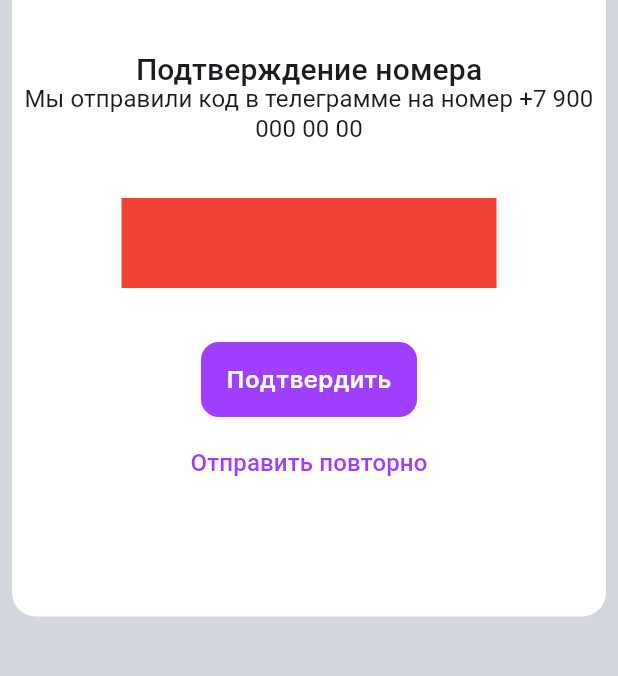
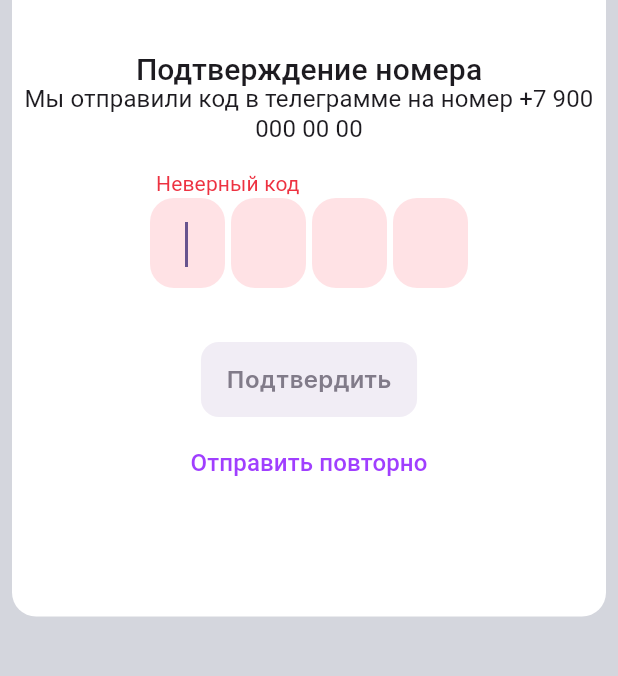
Before and after one commit to VennyS/login_page, a Flutter app: the ConfirmPage screen opened directly, after a tap on "Подтвердить", on a phone screen of 412 x 824 dp, the part 216-892 px from its top. Run offline on Flutter 3.47's test engine with Material 3 defaults, Android fonts, the phone set to English and light mode, and no system bars; our stand-ins replace flutter_svg.

Commit message:
Реализовал изменение состояний при работе с кодом

```diff
--- /dev/null
+++ b/lib/components/code_form.dart
@@ -0,0 +1,103 @@
+import 'package:flutter/material.dart';
+
+class CodeInputWidget extends StatefulWidget {
+  final int codeLength;
+  final ValueChanged<String> onCodeEntered;
+  final Color? accentColor;
+
+  const CodeInputWidget({
+    super.key,
+    this.codeLength = 4,
+    required this.onCodeEntered,
+    this.accentColor,
+  });
+
+  @override
+  CodeInputWidgetState createState() => CodeInputWidgetState();
+}
+
+class CodeInputWidgetState extends State<CodeInputWidget> {
+  late List<FocusNode> focusNodes;
+  late List<TextEditingController> controllers;
+
+  @override
+  void initState() {
+    super.initState();
+    focusNodes = List.generate(widget.codeLength, (_) => FocusNode());
+    controllers =
+        List.generate(widget.codeLength, (_) => TextEditingController());
+  }
+
+  @override
+  void dispose() {
+    for (var controller in controllers) {
+      controller.dispose();
+    }
+    for (var focusNode in focusNodes) {
+      focusNode.dispose();
+    }
+    super.dispose();
+  }
+
+  void clearCode() {
+    for (var controller in controllers) {
+      controller.clear();
+    }
+    focusNodes[0].requestFocus();
+  }
+
+  void nextField(String value, int index) {
+    if (value.length == 1) {
+      if (index < widget.codeLength - 1) {
+        FocusScope.of(context).requestFocus(focusNodes[index + 1]);
+      } else {
+        FocusScope.of(context).unfocus();
+        final code = controllers.map((controller) => controller.text).join();
+        widget.onCodeEntered(code);
+      }
+    } else if (value.isEmpty) {
+      if (index > 0) {
+        FocusScope.of(context).requestFocus(focusNodes[index - 1]);
+      }
+    }
+  }
+
+  @override
+  Widget build(BuildContext context) {
+    return Row(
+      mainAxisAlignment: MainAxisAlignment.center,
+      mainAxisSize: MainAxisSize.min,
+      children: List.generate(widget.codeLength, (index) {
+        return Padding(
+          padding: const EdgeInsets.symmetric(horizontal: 2.0),
+          child: SizedBox(
+            width: 50,
+            height: 60,
+            child: TextField(
+              controller: controllers[index],
+              focusNode: focusNodes[index],
+              textAlign: TextAlign.center,
+              style: const TextStyle(
+                fontSize: 20,
+                fontFamily: 'Inter',
+                fontWeight: FontWeight.w600,
+              ),
+              keyboardType: TextInputType.number,
+              maxLength: 1,
+              decoration: InputDecoration(
+                filled: true,
+                fillColor: widget.accentColor ?? const Color(0xFFF1EDF5),
+                counterText: '',
+                border: OutlineInputBorder(
+                  borderRadius: BorderRadius.circular(16),
+                  borderSide: BorderSide.none,
+                ),
+              ),
+              onChanged: (value) => nextField(value, index),
+            ),
+          ),
+        );
+      }),
+    );
+  }
+}
--- a/lib/components/custom_button.dart
+++ b/lib/components/custom_button.dart
@@ -3,12 +3,13 @@ import 'package:flutter_svg/flutter_svg.dart';
 
 enum CustomButtonVariants { primary, secondary, terciary }
 
-class CustomButton extends StatelessWidget {
+class CustomButtonWidget extends StatelessWidget {
   final String text;
   final CustomButtonVariants variant;
   final SvgPicture? leftSvg;
   final SvgPicture? rightSvg;
   final Color? accentColor;
+  final Color? textColor;
   final bool showText;
   final bool showLeftSvg;
   final bool showRightSvg;
@@ -17,7 +18,7 @@ class CustomButton extends StatelessWidget {
   final double? height;
   final double radius;
 
-  const CustomButton({
+  const CustomButtonWidget({
     super.key,
     required this.variant,
     required this.onPressed,
@@ -25,6 +26,7 @@ class CustomButton extends StatelessWidget {
     this.leftSvg,
     this.rightSvg,
     this.accentColor,
+    this.textColor,
     this.width,
     this.height,
     this.radius = 12,
@@ -80,7 +82,7 @@ class CustomButton extends StatelessWidget {
     );
   }
 
-  List<Widget> _buildChildren(Color textColor) {
+  List<Widget> _buildChildren(Color colorOfText) {
     List<Widget> children = [];
 
     if (showLeftSvg && leftSvg != null) {
@@ -93,7 +95,7 @@ class CustomButton extends StatelessWidget {
         Text(
           text,
           style: TextStyle(
-            color: textColor,
+            color: textColor ?? colorOfText,
             fontFamily: 'Inter',
             fontWeight: FontWeight.w600,
             fontSize: 16,
--- a/lib/screens/confirm.dart
+++ b/lib/screens/confirm.dart
@@ -1,9 +1,22 @@
 import 'package:flutter/material.dart';
 import 'package:flutter_svg/flutter_svg.dart';
+import 'package:login_page/components/code_form.dart';
 import 'package:login_page/components/custom_button.dart';
 
-class ConfirmPage extends StatelessWidget {
+class ConfirmPage extends StatefulWidget {
   const ConfirmPage({super.key});
+
+  @override
+  _ConfirmPageState createState() => _ConfirmPageState();
+}
+
+class _ConfirmPageState extends State<ConfirmPage> {
+  late int enteredCode = 0;
+  late bool isCodeCorrect = true;
+  late bool isCodeValid = false;
+
+  final GlobalKey<CodeInputWidgetState> _codeInputKey =
+      GlobalKey<CodeInputWidgetState>();
 
   @override
   Widget build(BuildContext context) {
@@ -11,6 +24,7 @@ class ConfirmPage extends StatelessWidget {
       backgroundColor: const Color(0xFFD4D6DD),
       body: Padding(
         padding: const EdgeInsets.symmetric(horizontal: 8, vertical: 32),
+        child: SingleChildScrollView(
           child: Container(
             decoration: BoxDecoration(
               borderRadius: BorderRadius.circular(16),
@@ -21,22 +35,25 @@ class ConfirmPage extends StatelessWidget {
               child: Column(
                 mainAxisSize: MainAxisSize.min,
                 children: [
-                    topPart(context),
+                  _topPart(context),
                   const SizedBox(height: 36),
-                    codeFormPart(),
+                  _codeFormPart(),
                   const SizedBox(height: 32),
                 ],
               ),
-              )),
-        ));
+            ),
+          ),
+        ),
+      ),
+    );
   }
 
-  Widget topPart(BuildContext context) {
+  Widget _topPart(BuildContext context) {
     return Column(
       children: [
         Align(
           alignment: Alignment.centerLeft,
-          child: CustomButton(
+          child: CustomButtonWidget(
             variant: CustomButtonVariants.primary,
             onPressed: () {
               Navigator.pop(context);
@@ -62,83 +79,135 @@ class ConfirmPage extends StatelessWidget {
     );
   }
 
-  Widget codeFormPart() {
+  void onCodeEntered(String code) {
+    setState(() {
+      enteredCode = int.parse(code);
+      isCodeValid = isFourDigitNumber(enteredCode);
+    });
+  }
+
+  Widget _codeFormPart() {
     return Column(
       children: [
-        sectionTitle("Подтверждение номера"),
-        sectionSubtitle(
+        _sectionTitle("Подтверждение номера"),
+        _sectionSubtitle(
             "Мы отправили код в телеграмме на номер +7 900 000 00 00"),
         const SizedBox(height: 36),
-        Container(
-          height: 60,
-          width: 250,
-          color: Colors.red,
+        Stack(
+          clipBehavior: Clip.none,
+          children: [
+            CodeInputWidget(
+              key: _codeInputKey,
+              onCodeEntered: onCodeEntered,
+              accentColor: isCodeCorrect
+                  ? const Color(0xFFF1EDF5)
+                  : const Color(0xFFFFE2E5),
             ),
-        const SizedBox(
-          height: 36,
+            if (!isCodeCorrect)
+              const Positioned(
+                left: -2,
+                top: -20, // Adjust as needed for exact alignment
+                child: Align(
+                  alignment: Alignment.topCenter,
+                  child: Padding(
+                    padding: EdgeInsets.only(
+                        left: 8.0), // Adjust for padding if needed
+                    child: Text(
+                      "Неверный код",
+                      style: TextStyle(
+                        fontFamily: 'Roboto',
+                        fontWeight: FontWeight.w400,
+                        fontSize: 14,
+                        height: 20 / 14,
+                        letterSpacing: 0.1,
+                        color: Color(0xFFED3241),
                       ),
-        sendAgain(),
+                    ),
+                  ),
+                ),
+              ),
+          ],
+        ),
+        const SizedBox(height: 36),
+        _sendAgain(),
       ],
     );
   }
 
-  Widget sendAgain() {
+  bool isFourDigitNumber(int number) {
+    String numberStr = number.toString();
+    return numberStr.length == 4;
+  }
+
+  Widget _sendAgain() {
     return Column(
       children: [
-        CustomButton(
+        CustomButtonWidget(
           variant: CustomButtonVariants.primary,
-          onPressed: () => print("Enter click"),
+          onPressed: () => onClickAccept(enteredCode),
           text: "Подтвердить",
-          accentColor: const Color(0xFFA03FFF),
+          textColor: isCodeValid ? null : const Color(0xFF817B89),
+          accentColor:
+              isCodeValid ? const Color(0xFFA03FFF) : const Color(0xFFF1EDF5),
         ),
         const SizedBox(height: 24),
         GestureDetector(
-          child:
-              sectionText("Отправить повторно", color: const Color(0xFFA03FFF)),
+          child: _sectionText("Отправить повторно",
+              color: const Color(0xFFA03FFF)),
           onTap: () => print("Send again click"),
-        )
+        ),
       ],
     );
   }
 
-  Widget botIsntRunning() {
+  void onClickAccept(int code) {
+    setState(() {
+      isCodeCorrect = code == 1234;
+      _codeInputKey.currentState?.clearCode();
+      if (!isCodeCorrect) {
+        isCodeValid = false;
+      }
+    });
+  }
+
+  Widget _botIsntRunning() {
     return Column(
       children: [
-        sectionTitle("Бот не запущен"),
+        _sectionTitle("Бот не запущен"),
         const SizedBox(height: 16),
-        sectionSubtitle(
+        _sectionSubtitle(
             "Вы будете перенаправлены в Телеграм к нашему боту “Gymapp.Бот”. После нажмите “Старт” и следуйте инструкциям."),
         const SizedBox(height: 36),
-        CustomButton(
+        CustomButtonWidget(
           variant: CustomButtonVariants.primary,
           onPressed: () => print("Link to telegram click"),
           text: "Перейти в telegram",
           leftSvg: SvgPicture.asset("assets/svgs/telegram_logo.svg"),
           showLeftSvg: true,
           accentColor: const Color(0xFF006FFD),
-        )
+        ),
       ],
     );
   }
 
-  Widget codeExpired() {
+  Widget _codeExpired() {
     return Column(
       children: [
-        sectionTitle("Подтверждение номера"),
+        _sectionTitle("Подтверждение номера"),
         const SizedBox(height: 16),
-        sectionSubtitle("Срок действия кода истёк."),
+        _sectionSubtitle("Срок действия кода истёк."),
         const SizedBox(height: 36),
-        CustomButton(
+        CustomButtonWidget(
           variant: CustomButtonVariants.primary,
           onPressed: () => print("Send again click"),
           text: "Отправить новый код",
           accentColor: const Color(0xFFA03FFF),
-        )
+        ),
       ],
     );
   }
 
-  Widget sectionTitle(String text) {
+  Widget _sectionTitle(String text) {
     return Text(
       text,
       style: const TextStyle(
@@ -151,7 +220,7 @@ class ConfirmPage extends StatelessWidget {
     );
   }
 
-  Widget sectionSubtitle(String text) {
+  Widget _sectionSubtitle(String text) {
     return Text(
       text,
       style: const TextStyle(
@@ -165,7 +234,7 @@ class ConfirmPage extends StatelessWidget {
     );
   }
 
-  Widget sectionText(String text, {Color color = Colors.black}) {
+  Widget _sectionText(String text, {Color color = Colors.black}) {
     return Text(
       text,
       style: TextStyle(
--- a/lib/screens/login.dart
+++ b/lib/screens/login.dart
@@ -87,7 +87,7 @@ class LoginPageState extends State<LoginPage> {
         const SizedBox(height: 2),
         const TextFieldComponents(),
         const SizedBox(height: 2),
-        CustomButton(
+        CustomButtonWidget(
           text: "Войти через Telegram",
           leftSvg: SvgPicture.asset(
             "assets/svgs/telegram_logo.svg",
```
Lines whose indentation alone changed are shown as unchanged.
